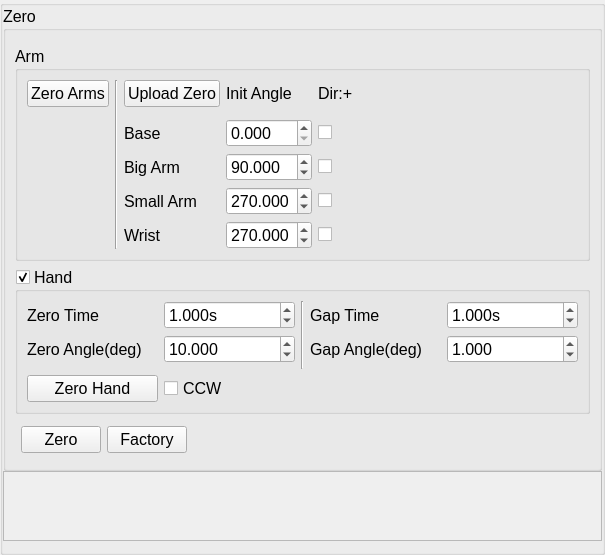
This is source/wnd/ui/sinanjupref.ui in ww4u/megarobostudio as Qt 5 draws it before an edit. The edited form follows.
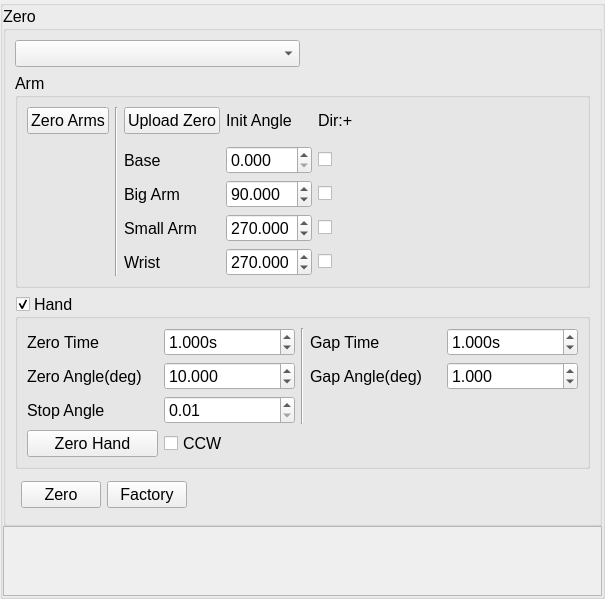
This is the edited form. Icons and pictures are not drawn. Custom widgets are drawn as their Qt base class.

```diff
--- a/source/wnd/ui/sinanjupref.ui
+++ b/source/wnd/ui/sinanjupref.ui
@@ -67,13 +67,10 @@
          <string>Zero</string>
         </property>
         <layout class="QGridLayout" name="gridLayout_3">
-         <item row="1" column="0">
-          <widget class="PageOption" name="widget" native="true"/>
-         </item>
-         <item row="1" column="1">
+         <item row="2" column="1">
           <widget class="CoordOption" name="coordOption" native="true"/>
          </item>
-         <item row="2" column="0" colspan="2">
+         <item row="3" column="0" colspan="2">
           <widget class="QGroupBox" name="groupBox_2">
            <property name="title">
             <string>Arm</string>
@@ -247,7 +244,7 @@
            </layout>
           </widget>
          </item>
-         <item row="3" column="0" colspan="2">
+         <item row="4" column="0" colspan="2">
           <widget class="QGroupBox" name="gpHand">
            <property name="title">
             <string>Hand</string>
@@ -378,10 +375,27 @@
               </property>
              </widget>
             </item>
+            <item row="2" column="0">
+             <widget class="QLabel" name="label_4">
+              <property name="text">
+               <string>Stop Angle</string>
+              </property>
+             </widget>
+            </item>
+            <item row="2" column="1">
+             <widget class="QDoubleSpinBox" name="spinStopDist">
+              <property name="minimum">
+               <double>0.010000000000000</double>
+              </property>
+              <property name="maximum">
+               <double>1000.000000000000000</double>
+              </property>
+             </widget>
+            </item>
            </layout>
           </widget>
          </item>
-         <item row="4" column="0" colspan="2">
+         <item row="5" column="0" colspan="2">
           <layout class="QHBoxLayout" name="horizontalLayout">
            <property name="leftMargin">
             <number>6</number>
@@ -424,6 +438,9 @@
            </item>
           </layout>
          </item>
+         <item row="2" column="0">
+          <widget class="AxisPage" name="comboBox"/>
+         </item>
         </layout>
        </widget>
       </item>
@@ -444,7 +461,7 @@
            <x>0</x>
            <y>0</y>
            <width>601</width>
-           <height>81</height>
+           <height>69</height>
           </rect>
          </property>
          <layout class="QVBoxLayout" name="verticalLayout_4">
@@ -491,10 +508,9 @@
  </widget>
  <customwidgets>
   <customwidget>
-   <class>PageOption</class>
-   <extends>QWidget</extends>
-   <header>pageoption.h</header>
-   <container>1</container>
+   <class>AxisPage</class>
+   <extends>QComboBox</extends>
+   <header>axispage.h</header>
   </customwidget>
   <customwidget>
    <class>CoordOption</class>
```
